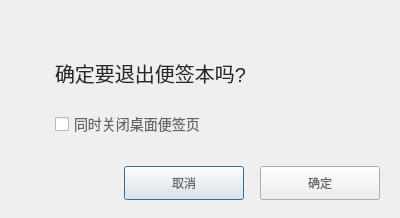
Old version of the form tanchuang.ui in the repository Franklin-Qi/kylinNote.
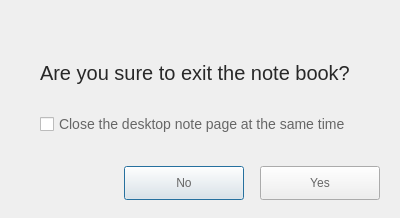
New version of the form.

```diff
--- a/tanchuang.ui
+++ b/tanchuang.ui
@@ -25,9 +25,9 @@
    <widget class="QLabel" name="label">
     <property name="geometry">
      <rect>
-      <x>55</x>
+      <x>40</x>
       <y>62</y>
-      <width>190</width>
+      <width>321</width>
       <height>22</height>
      </rect>
     </property>
@@ -41,15 +41,15 @@
 </string>
     </property>
     <property name="text">
-     <string>确定要退出便签本吗?</string>
+     <string>Are you sure to exit the note book?</string>
     </property>
    </widget>
    <widget class="QCheckBox" name="checkBox">
     <property name="geometry">
      <rect>
-      <x>55</x>
+      <x>40</x>
       <y>110</y>
-      <width>151</width>
+      <width>321</width>
       <height>28</height>
      </rect>
     </property>
@@ -61,7 +61,7 @@
 opacity:0.91;</string>
     </property>
     <property name="text">
-     <string>同时关闭桌面便签页</string>
+     <string>Close the desktop note page at the same time</string>
     </property>
    </widget>
    <widget class="QPushButton" name="pushButton">
@@ -78,7 +78,7 @@
 line-height:24px;</string>
     </property>
     <property name="text">
-     <string>取消</string>
+     <string>No</string>
     </property>
    </widget>
    <widget class="QPushButton" name="pushButton_2">
@@ -95,7 +95,7 @@
 line-height:24px;</string>
     </property>
     <property name="text">
-     <string>确定</string>
+     <string>Yes</string>
     </property>
    </widget>
   </widget>
```
